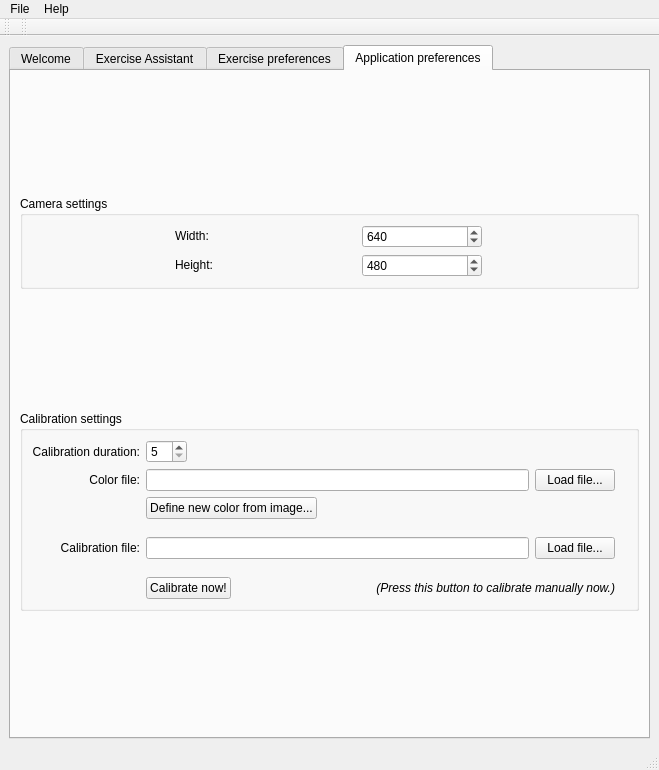
Qt form src/gui/ui_files/QTRehaZenterGUI.ui (tolgasaglik/rehabilitation_framework) before a commit.
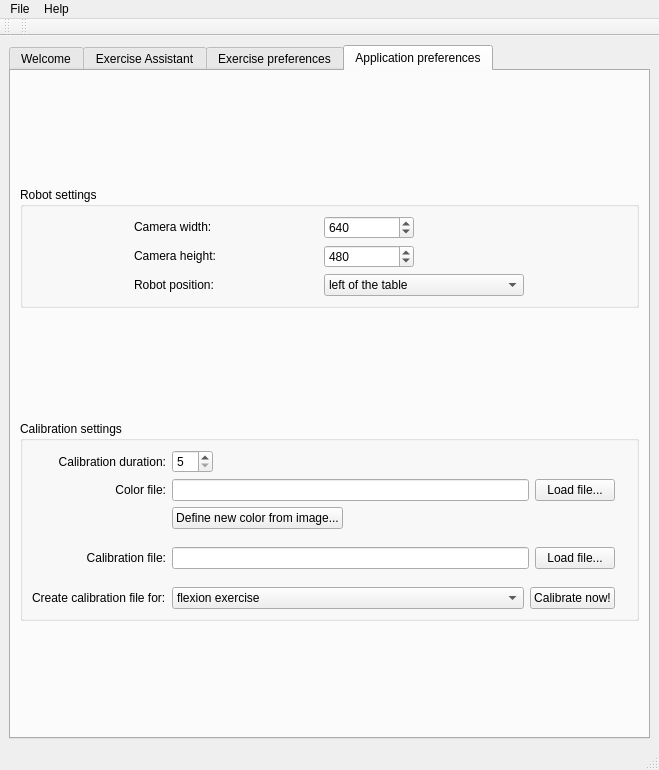
The same form after that commit. The open tabs and pages were chosen to show the change. Icons and pictures are not drawn.

Commit message: Added ROS server node for the robot, started working on publisher/subscriber model for launching exercises, added option to store calibration and color data in files

Diff of the .ui file:
```diff
--- a/src/gui/ui_files/QTRehaZenterGUI.ui
+++ b/src/gui/ui_files/QTRehaZenterGUI.ui
@@ -862,7 +862,7 @@
            </sizepolicy>
           </property>
           <property name="title">
-           <string>Camera settings</string>
+           <string>Robot settings</string>
           </property>
           <property name="flat">
            <bool>false</bool>
@@ -872,7 +872,7 @@
             <widget class="QSpinBox" name="spnHeight">
              <property name="maximumSize">
               <size>
-               <width>120</width>
+               <width>90</width>
                <height>40</height>
               </size>
              </property>
@@ -891,7 +891,7 @@
             <widget class="QSpinBox" name="spnWidth">
              <property name="maximumSize">
               <size>
-               <width>120</width>
+               <width>90</width>
                <height>40</height>
               </size>
              </property>
@@ -915,7 +915,7 @@
               </sizepolicy>
              </property>
              <property name="text">
-              <string>Width:</string>
+              <string>Camera width:</string>
              </property>
             </widget>
            </item>
@@ -928,10 +928,48 @@
               </sizepolicy>
              </property>
              <property name="text">
-              <string>Height:</string>
+              <string>Camera height:</string>
              </property>
             </widget>
            </item>
+           <item row="3" column="0">
+            <widget class="QLabel" name="label">
+             <property name="text">
+              <string>Robot position:</string>
+             </property>
+            </widget>
+           </item>
+           <item row="3" column="1">
+            <widget class="QComboBox" name="comboBox">
+             <property name="minimumSize">
+              <size>
+               <width>200</width>
+               <height>0</height>
+              </size>
+             </property>
+             <property name="maximumSize">
+              <size>
+               <width>200</width>
+               <height>16777215</height>
+              </size>
+             </property>
+             <item>
+              <property name="text">
+               <string>left of the table</string>
+              </property>
+             </item>
+             <item>
+              <property name="text">
+               <string>center of the table</string>
+              </property>
+             </item>
+             <item>
+              <property name="text">
+               <string>right of the table</string>
+              </property>
+             </item>
+            </widget>
+           </item>
           </layout>
          </widget>
         </item>
@@ -950,7 +988,11 @@
            <item row="3" column="2">
             <layout class="QHBoxLayout" name="hzlColorFile">
              <item>
-              <widget class="QLineEdit" name="lineEdit"/>
+              <widget class="QLineEdit" name="lnColorFile">
+               <property name="readOnly">
+                <bool>true</bool>
+               </property>
+              </widget>
              </item>
              <item>
               <widget class="QPushButton" name="btnLoadColorFile">
@@ -967,29 +1009,14 @@
              </item>
             </layout>
            </item>
-           <item row="0" column="0" colspan="2">
-            <widget class="QLabel" name="lblCalibDuration">
-             <property name="sizePolicy">
-              <sizepolicy hsizetype="Maximum" vsizetype="Preferred">
-               <horstretch>0</horstretch>
-               <verstretch>0</verstretch>
-              </sizepolicy>
-             </property>
-             <property name="text">
-              <string>Calibration duration:</string>
-             </property>
-             <property name="alignment">
-              <set>Qt::AlignRight|Qt::AlignTrailing|Qt::AlignVCenter</set>
-             </property>
-             <property name="indent">
-              <number>0</number>
-             </property>
-            </widget>
-           </item>
            <item row="7" column="2">
             <layout class="QHBoxLayout" name="hzlCalibrationFile">
              <item>
-              <widget class="QLineEdit" name="lnCalibFile"/>
+              <widget class="QLineEdit" name="lnCalibFile">
+               <property name="readOnly">
+                <bool>true</bool>
+               </property>
+              </widget>
              </item>
              <item>
               <widget class="QPushButton" name="btnLoadCalibFile">
@@ -1006,7 +1033,34 @@
               <number>6</number>
              </property>
              <item>
-              <widget class="QPushButton" name="pushButton_7">
+              <widget class="QComboBox" name="cmbCreateCalibFileFor">
+               <property name="layoutDirection">
+                <enum>Qt::LeftToRight</enum>
+               </property>
+               <item>
+                <property name="text">
+                 <string>flexion exercise</string>
+                </property>
+               </item>
+               <item>
+                <property name="text">
+                 <string>abduction exercise</string>
+                </property>
+               </item>
+               <item>
+                <property name="text">
+                 <string>internal rotation exercise</string>
+                </property>
+               </item>
+               <item>
+                <property name="text">
+                 <string>external rotation exercise</string>
+                </property>
+               </item>
+              </widget>
+             </item>
+             <item>
+              <widget class="QPushButton" name="btnCalibrateNow">
                <property name="sizePolicy">
                 <sizepolicy hsizetype="Maximum" vsizetype="Fixed">
                  <horstretch>0</horstretch>
@@ -1018,22 +1072,6 @@
                </property>
               </widget>
              </item>
-             <item>
-              <widget class="QLabel" name="lblCalibStatus">
-               <property name="font">
-                <font>
-                 <pointsize>9</pointsize>
-                 <italic>true</italic>
-                </font>
-               </property>
-               <property name="text">
-                <string>(Press this button to calibrate manually now.)</string>
-               </property>
-               <property name="alignment">
-                <set>Qt::AlignRight|Qt::AlignTrailing|Qt::AlignVCenter</set>
-               </property>
-              </widget>
-             </item>
             </layout>
            </item>
            <item row="8" column="2">
@@ -1138,6 +1176,32 @@
              </property>
             </widget>
            </item>
+           <item row="10" column="0" colspan="2">
+            <widget class="QLabel" name="lblCreateCalibFileFor">
+             <property name="text">
+              <string>Create calibration file for:</string>
+             </property>
+            </widget>
+           </item>
+           <item row="0" column="1">
+            <widget class="QLabel" name="lblCalibDuration">
+             <property name="sizePolicy">
+              <sizepolicy hsizetype="Maximum" vsizetype="Preferred">
+               <horstretch>0</horstretch>
+               <verstretch>0</verstretch>
+              </sizepolicy>
+             </property>
+             <property name="text">
+              <string>Calibration duration:</string>
+             </property>
+             <property name="alignment">
+              <set>Qt::AlignRight|Qt::AlignTrailing|Qt::AlignVCenter</set>
+             </property>
+             <property name="indent">
+              <number>0</number>
+             </property>
+            </widget>
+           </item>
           </layout>
          </widget>
         </item>
```
Left out of the diff: 94 changed lines with no effect on the pictures. The commit also changes 25 other files.
